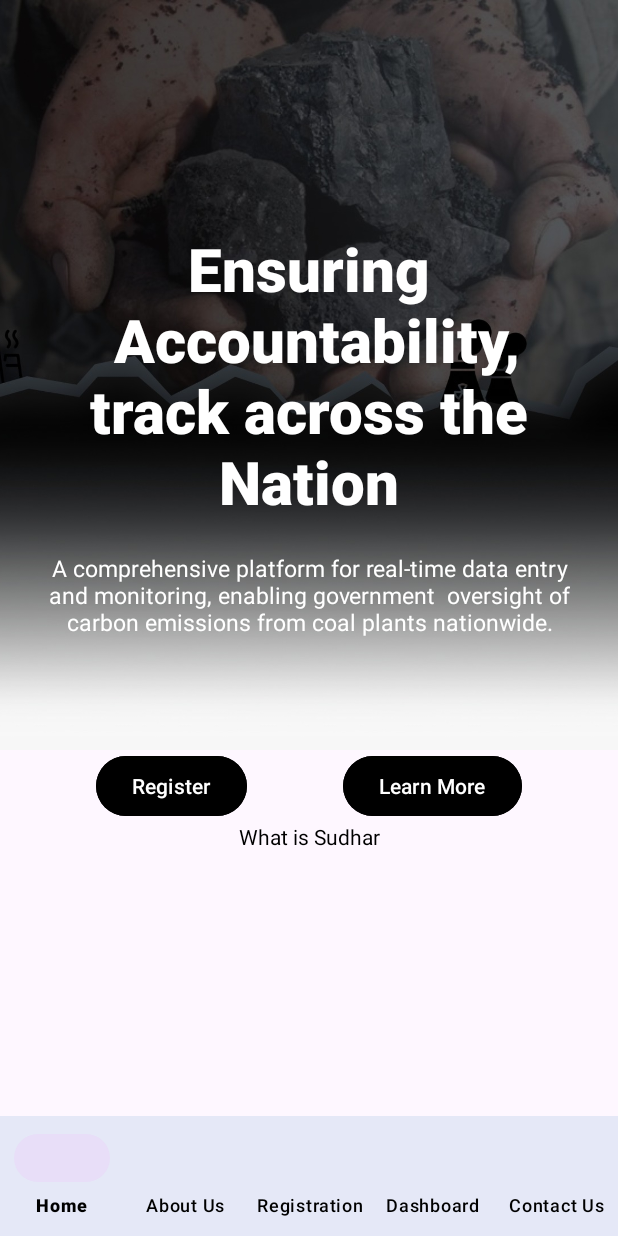
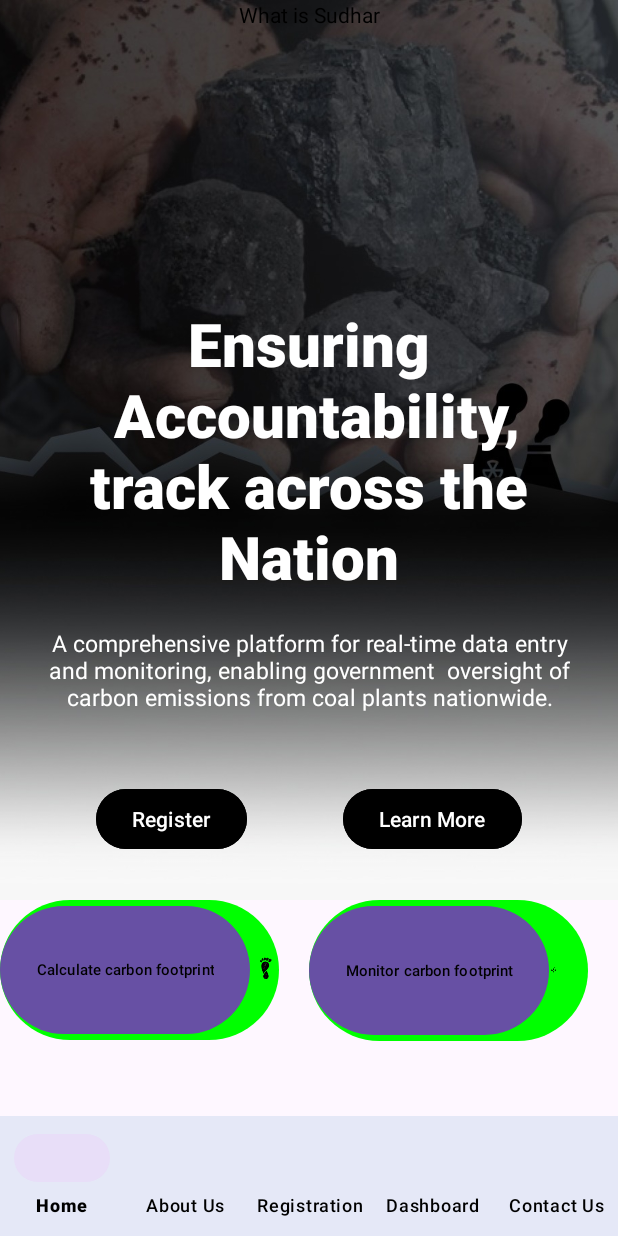
Before and after one commit to lakshya2006bhardwaj/Sudhar, an Android app: the screen it shows after launch (MainActivity), on a phone screen of 412 x 824 dp. Run offline under Robolectric (Android 15) with nearby library versions, the phone set to English and light mode, and no system bars; our stand-ins replace navigation-ui.

Commit message:
home button

```diff
--- /dev/null
+++ b/app/src/main/res/drawable/green_rounded_bg.xml
@@ -0,0 +1,10 @@
+<?xml version="1.0" encoding="utf-8"?>
+<shape xmlns:android="http://schemas.android.com/apk/res/android"
+    android:shape="rectangle">
+
+    <solid android:color="@color/parrotGreen"/>
+    <corners android:radius="50dp"/>
+
+
+
+</shape>
--- a/app/src/main/res/layout/fragment_home.xml
+++ b/app/src/main/res/layout/fragment_home.xml
@@ -19,7 +19,7 @@
     <androidx.viewpager2.widget.ViewPager2
         android:id="@+id/viewPager"
         android:layout_width="match_parent"
-        android:layout_height="500dp"
+        android:layout_height="600dp"
         app:layout_constraintTop_toTopOf="parent"
         />
 
@@ -30,9 +30,10 @@
         android:text="Register"
         app:layout_constraintStart_toStartOf="parent"
         app:layout_constraintEnd_toStartOf="@id/learnBtn"
-        app:layout_constraintTop_toBottomOf="@id/viewPager"
+        app:layout_constraintBottom_toBottomOf="@id/viewPager"
         android:backgroundTint="@color/black"
-         />
+        android:layout_marginVertical="30dp"
+            />
 
     <Button
         android:id="@+id/learnBtn"
@@ -41,16 +42,68 @@
         android:text="Learn More"
         app:layout_constraintEnd_toEndOf="@id/viewPager"
         app:layout_constraintStart_toEndOf="@id/regiserBtn"
-        app:layout_constraintTop_toBottomOf="@id/viewPager"
+        app:layout_constraintBottom_toBottomOf="@id/viewPager"
         android:backgroundTint="@color/black"
-        android:layout_marginBottom="40dp"
+        android:layout_marginVertical="30dp"
         />
 
-    <androidx.constraintlayout.widget.ConstraintLayout
-        android:layout_width="match_parent"
-        android:layout_height="match_parent"
-        app:layout_constraintTop_toBottomOf="@id/learnBtn"
-        >
+
+
+        <LinearLayout
+            android:id="@+id/calculatelayout"
+            android:layout_width="0dp"
+            android:layout_height="wrap_content"
+            android:background="@drawable/green_rounded_bg"
+            app:layout_constraintTop_toBottomOf="@id/viewPager"
+            app:layout_constraintStart_toStartOf="parent"
+            app:layout_constraintEnd_toStartOf="@id/monitorlayout"
+            android:orientation="horizontal"
+            >
+            <Button
+                android:layout_width="wrap_content"
+                android:layout_height="match_parent"
+                android:text="Calculate carbon footprint"
+                android:textColor="@color/black"
+                android:textSize="10sp"
+                />
+            <ImageView
+                android:layout_width="wrap_content"
+                android:layout_height="match_parent"
+                android:src="@drawable/homefoot"
+                />
+                 </LinearLayout>
+
+        <LinearLayout
+            android:id="@+id/monitorlayout"
+            android:layout_width="0dp"
+            android:layout_height="wrap_content"
+            android:background="@drawable/green_rounded_bg"
+            app:layout_constraintTop_toBottomOf="@id/viewPager"
+            app:layout_constraintStart_toEndOf="@id/calculatelayout"
+            android:layout_marginHorizontal="20dp"
+            app:layout_constraintEnd_toEndOf="parent"
+            android:orientation="horizontal"
+            >
+            <Button
+                android:layout_width="wrap_content"
+                android:layout_height="match_parent"
+                android:text="Monitor carbon footprint"
+                android:textColor="@color/black"
+                android:textSize="10sp"
+                />
+            <ImageView
+                android:layout_width="wrap_content"
+                android:layout_height="match_parent"
+                android:src="@drawable/himecarbonmonitor"
+                android:layout_marginRight="20dp"
+                />
+        </LinearLayout>
+
+        <androidx.constraintlayout.widget.ConstraintLayout
+            android:layout_width="match_parent"
+            android:layout_height="match_parent"
+            app:layout_constraintTop_toBottomOf=""
+            >
 
         <TextView
             android:layout_width="match_parent"
```
Also changed, not shown: app/src/main/res/drawable/himecarbonmonitor.png (added), app/src/main/res/drawable/homefoot.png (added).
